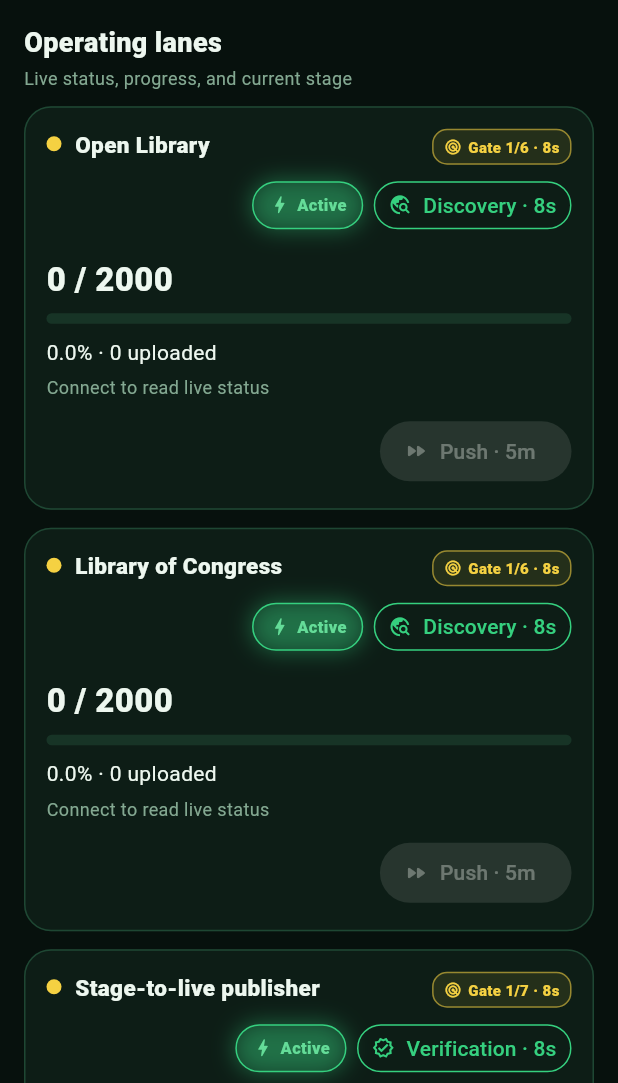
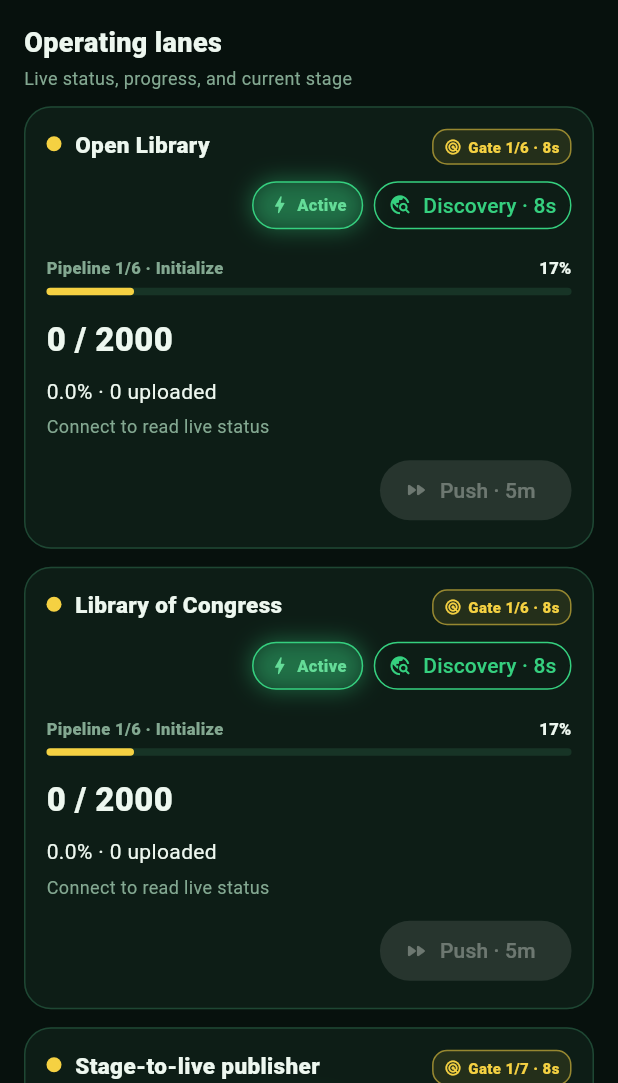
Before and after one commit to jesusnewapp/sweeper-v2, a Flutter app: the screen it shows after launch, scrolled down 576 dp, on a phone screen of 412 x 824 dp, the part 153-1236 px from its top. Run offline on Flutter 3.47's test engine with Material 3 defaults, Android fonts, the phone set to English and light mode, and no system bars; our stand-ins replace just_audio, shared_preferences, video_player; network calls fail.

Commit message:
Show one exact meter per active gate

```diff
--- a/goodies/developer_interface/flutter/lib/main.dart
+++ b/goodies/developer_interface/flutter/lib/main.dart
@@ -1145,6 +1145,28 @@
   final int total;
 }
 
+String pipelineStageLabel(ModelView model, GatePosition gate) {
+  final sourceStages = [
+    'Initialize',
+    'Discover / acquire',
+    'Validate',
+    'Staging upload',
+    'Staging verification',
+    'Complete',
+  ];
+  final publisherStages = [
+    'Queue / preflight',
+    'Live duplicate delta',
+    'Dedup / prepare',
+    'Storage upload',
+    'Publish',
+    'Live verification',
+    'Complete',
+  ];
+  final stages = model.id == 'publisher' ? publisherStages : sourceStages;
+  return stages[(gate.current - 1).clamp(0, stages.length - 1)];
+}
+
 GatePosition gatePositionFor(ModelView model) {
   final stage = model.stage.toLowerCase().replaceAll('_', '-');
   if (model.id == 'publisher') {
@@ -1233,6 +1255,7 @@
 
   String get modeLabel {
     if (model.mode.toLowerCase() == 'uploading') return 'Uploading';
+    if (model.mode.toLowerCase() == 'acquisition') return 'Acquisition';
     if (model.id == 'publisher') return 'Verification';
     return 'Discovery';
   }
@@ -1274,6 +1297,9 @@
     'activePage' => 'Current page',
     'lastCompletedQuery' => 'Last completed query',
     'lastCompletedPage' => 'Last completed page',
+    'gateProgressLabel' => 'Loading meter',
+    'gateProgressCurrent' => 'Loading current',
+    'gateProgressTarget' => 'Loading target',
     'discoveryFrontier' => 'Discovery frontier',
     'candidateOffset' => 'Candidate offset',
     'prepared' => 'Prepared',
@@ -1391,6 +1417,7 @@
         ? Duration.zero
         : now.difference(stageObservation!.since);
     final gate = gatePositionFor(model);
+    final pipelineLabel = pipelineStageLabel(model, gate);
     final gateSeconds = max(0, stageHeldFor.inSeconds);
     final pushReady = heldFor.inSeconds >= 300;
     final modeColor = _modeColor(heldFor);
@@ -1400,9 +1427,21 @@
         ?.toInt();
     final discoverySummary = model.mode == 'discovery' && pagesCompleted != null
         ? '$pagesCompleted pages · ${candidateRecords ?? 0} candidates · '
-              '${model.accepted} accepted'
+              '${model.accepted} survivors carried forward'
         : null;
     final completionState = '${model.modeDetail['completionState'] ?? ''}';
+    final gateProgressLabel =
+        '${model.modeDetail['gateProgressLabel'] ?? 'Gate loading'}';
+    final gateProgressCurrent =
+        (model.modeDetail['gateProgressCurrent'] as num?)?.toInt();
+    final gateProgressTarget = (model.modeDetail['gateProgressTarget'] as num?)
+        ?.toInt();
+    final gateProgress =
+        gateProgressCurrent != null &&
+            gateProgressTarget != null &&
+            gateProgressTarget > 0
+        ? (gateProgressCurrent / gateProgressTarget).clamp(0.0, 1.0)
+        : null;
     final completionLabel = switch (completionState) {
       'published' => 'Published',
       'staged' => 'Staged',
@@ -1594,18 +1633,91 @@
               ),
             ),
             const SizedBox(height: 14),
+            Row(
+              children: [
+                Expanded(
+                  child: Text(
+                    'Pipeline ${gate.current}/${gate.total} · $pipelineLabel',
+                    key: ValueKey('pipeline-label-${model.id}'),
+                    style: const TextStyle(
+                      fontSize: 11,
+                      color: Color(0xff83a891),
+                      fontWeight: FontWeight.w800,
+                    ),
+                  ),
+                ),
                 Text(
-              '${model.accepted.toString()} / ${model.target.toString()}',
+                  '${(gate.current / gate.total * 100).toStringAsFixed(0)}%',
+                  style: const TextStyle(
+                    fontSize: 11,
+                    fontWeight: FontWeight.w900,
+                  ),
+                ),
+              ],
+            ),
+            const SizedBox(height: 5),
+            LinearProgressIndicator(
+              key: ValueKey('pipeline-meter-${model.id}'),
+              value: gate.current / gate.total,
+              minHeight: 5,
+              borderRadius: BorderRadius.circular(8),
+              backgroundColor: const Color(0xff173426),
+              color: color,
+            ),
+            const SizedBox(height: 14),
+            Text(
+              model.mode == 'discovery' && pagesCompleted != null
+                  ? '$pagesCompleted pages scanned'
+                  : '${model.accepted.toString()} / ${model.target.toString()}',
+              key: ValueKey('primary-counter-${model.id}'),
               style: const TextStyle(fontSize: 22, fontWeight: FontWeight.w800),
             ),
+            if (model.mode != 'discovery' && gateProgress == null) ...[
               const SizedBox(height: 7),
               LinearProgressIndicator(
+                key: ValueKey('active-work-meter-${model.id}'),
                 value: progress,
                 minHeight: 7,
                 borderRadius: BorderRadius.circular(8),
                 backgroundColor: const Color(0xff173426),
                 color: color,
               ),
+            ],
+            if (gateProgress != null) ...[
+              const SizedBox(height: 11),
+              Row(
+                children: [
+                  Expanded(
+                    child: Text(
+                      '$gateProgressLabel · $gateProgressCurrent / $gateProgressTarget',
+                      key: ValueKey('gate-loading-label-${model.id}'),
+                      style: const TextStyle(
+                        fontSize: 11,
+                        color: Color(0xff83a891),
+                        fontWeight: FontWeight.w700,
+                      ),
+                    ),
+                  ),
+                  Text(
+                    '${(gateProgress * 100).toStringAsFixed(1)}%',
+                    key: ValueKey('gate-loading-percent-${model.id}'),
+                    style: const TextStyle(
+                      fontSize: 11,
+                      fontWeight: FontWeight.w900,
+                    ),
+                  ),
+                ],
+              ),
+              const SizedBox(height: 5),
+              LinearProgressIndicator(
+                key: ValueKey('gate-loading-meter-${model.id}'),
+                value: gateProgress,
+                minHeight: 5,
+                borderRadius: BorderRadius.circular(8),
+                backgroundColor: const Color(0xff173426),
+                color: const Color(0xff4cc9f0),
+              ),
+            ],
             const SizedBox(height: 9),
             Text(
               discoverySummary ??
```
Also changed, not shown: 4 other files. Lines whose indentation alone changed are shown as unchanged.
